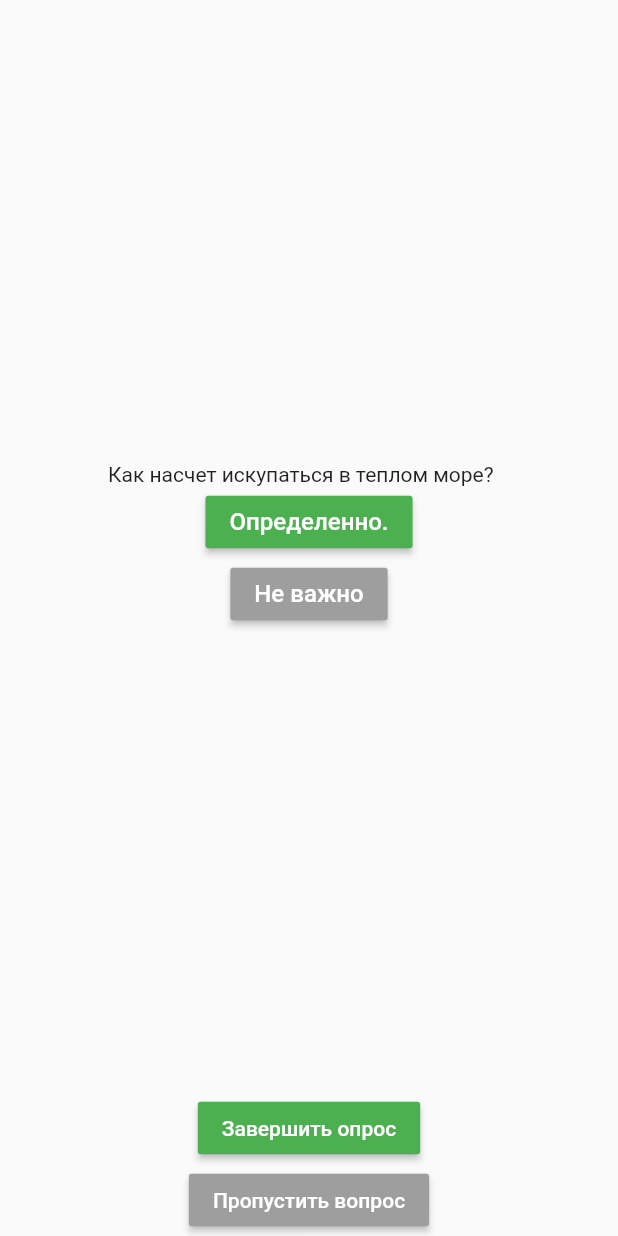
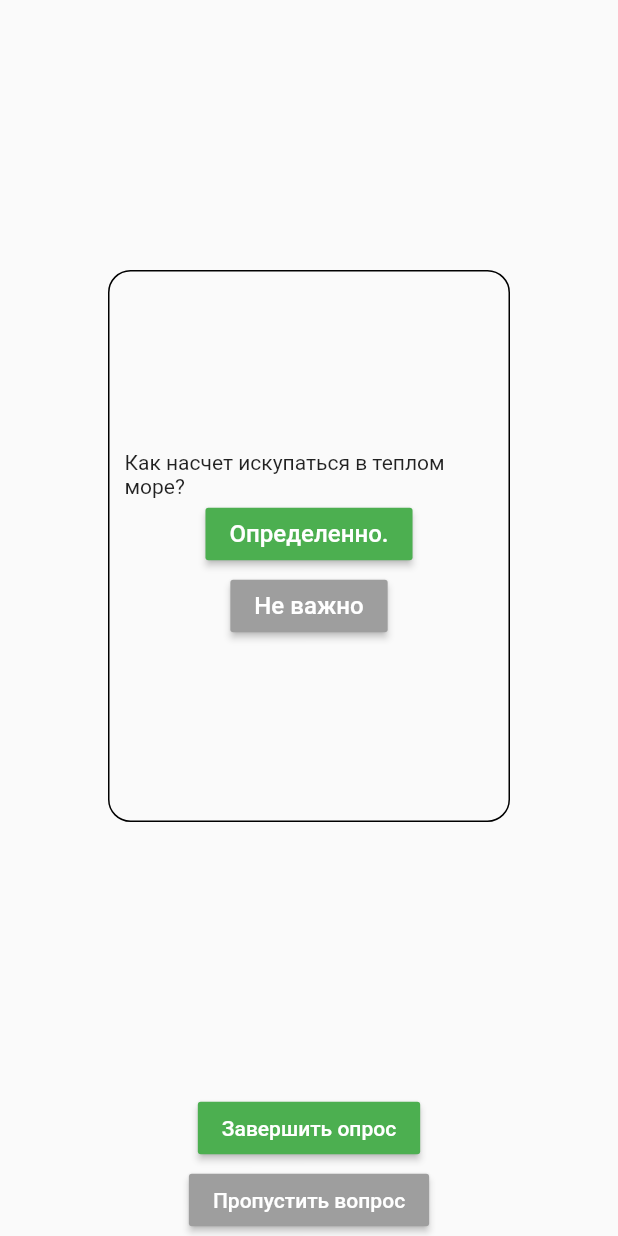
Before and after one commit to dmitriyace/vk-hack-2019, a Flutter app: the screen it shows after launch, after a tap on "Начать", on a phone screen of 412 x 824 dp. Run offline on Flutter 3.47's test engine with Material 2 defaults, Android fonts, the phone set to English and light mode, and no system bars; our stand-ins replace fixnum, flutter_typeahead; missing offline and left inert: grpc, protobuf; statements that could not run were skipped.

Commit message:
border adding

```diff
--- a/client/lib/pages/sering/question_widgets/yes_dc_question.dart
+++ b/client/lib/pages/sering/question_widgets/yes_dc_question.dart
@@ -100,7 +100,17 @@ class _YesDCQuestionState extends State<YesDCQuestion> {
 
   @override
   Widget build(BuildContext context) {
-    return Column(
+    return Container(
+      width: 300,
+      height: 400,
+      padding: const EdgeInsets.all(10.0),
+      decoration: BoxDecoration(
+        border: Border.all(),
+        borderRadius: BorderRadius.all(
+            Radius.circular(15.0) //         <--- border radius here
+        ),
+      ),
+      child: Column(
         mainAxisAlignment: MainAxisAlignment.center,
         crossAxisAlignment: CrossAxisAlignment.stretch,
         children: <Widget>[
@@ -139,6 +149,7 @@ class _YesDCQuestionState extends State<YesDCQuestion> {
             ),
           ),
         ],
+      ),
     );
   }
 }
```
Also changed, not shown: client/lib/pages/sering/question_widgets/one_of_two_question.dart (+12 -1 lines). Lines whose indentation alone changed are shown as unchanged.
